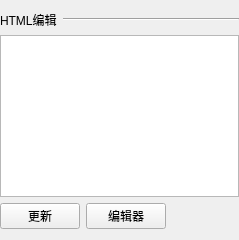
Above: plugins/rectplugin/htmlpropertyform.ui from lsyeei/dashboard before the change. Below: the same form after it.
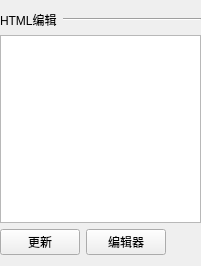
That is the form after the change.

Diff of the .ui file:
```diff
--- a/plugins/rectplugin/htmlpropertyform.ui
+++ b/plugins/rectplugin/htmlpropertyform.ui
@@ -6,14 +6,23 @@
    <rect>
     <x>0</x>
     <y>0</y>
-    <width>239</width>
-    <height>240</height>
+    <width>201</width>
+    <height>266</height>
    </rect>
   </property>
+  <property name="sizePolicy">
+   <sizepolicy hsizetype="Preferred" vsizetype="Minimum">
+    <horstretch>0</horstretch>
+    <verstretch>0</verstretch>
+   </sizepolicy>
+  </property>
   <property name="windowTitle">
    <string>Form</string>
   </property>
   <layout class="QVBoxLayout" name="verticalLayout">
+   <property name="sizeConstraint">
+    <enum>QLayout::SizeConstraint::SetMinimumSize</enum>
+   </property>
    <property name="leftMargin">
     <number>0</number>
    </property>
@@ -22,6 +31,9 @@
    </property>
    <item>
     <layout class="QHBoxLayout" name="horizontalLayout">
+     <property name="sizeConstraint">
+      <enum>QLayout::SizeConstraint::SetMinimumSize</enum>
+     </property>
      <item>
       <widget class="QLabel" name="label">
        <property name="sizePolicy">
@@ -37,6 +49,12 @@
      </item>
      <item>
       <widget class="Line" name="line">
+       <property name="sizePolicy">
+        <sizepolicy hsizetype="Preferred" vsizetype="Fixed">
+         <horstretch>0</horstretch>
+         <verstretch>0</verstretch>
+        </sizepolicy>
+       </property>
        <property name="orientation">
         <enum>Qt::Horizontal</enum>
        </property>
@@ -45,12 +63,28 @@
     </layout>
    </item>
    <item>
-    <widget class="QTextEdit" name="textEdit"/>
+    <widget class="QTextEdit" name="textEdit">
+     <property name="sizePolicy">
+      <sizepolicy hsizetype="Preferred" vsizetype="Preferred">
+       <horstretch>0</horstretch>
+       <verstretch>0</verstretch>
+      </sizepolicy>
+     </property>
+    </widget>
    </item>
    <item>
     <layout class="QHBoxLayout" name="horizontalLayout_2">
+     <property name="sizeConstraint">
+      <enum>QLayout::SizeConstraint::SetMinimumSize</enum>
+     </property>
      <item>
       <widget class="QPushButton" name="updateBtn">
+       <property name="sizePolicy">
+        <sizepolicy hsizetype="Fixed" vsizetype="Fixed">
+         <horstretch>0</horstretch>
+         <verstretch>0</verstretch>
+        </sizepolicy>
+       </property>
        <property name="text">
         <string>更新</string>
        </property>
@@ -58,6 +92,12 @@
      </item>
      <item>
       <widget class="QPushButton" name="eidtBtn">
+       <property name="sizePolicy">
+        <sizepolicy hsizetype="Fixed" vsizetype="Fixed">
+         <horstretch>0</horstretch>
+         <verstretch>0</verstretch>
+        </sizepolicy>
+       </property>
        <property name="text">
         <string>编辑器</string>
        </property>
```
Left out of the diff: 4 changed lines with no effect on the pictures.
